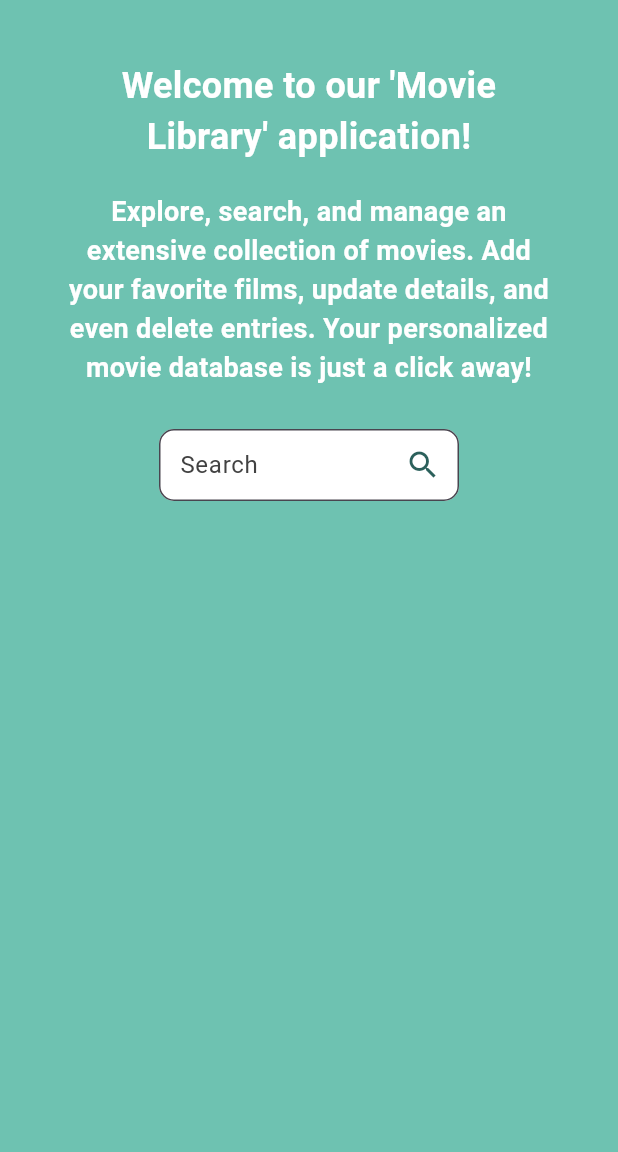
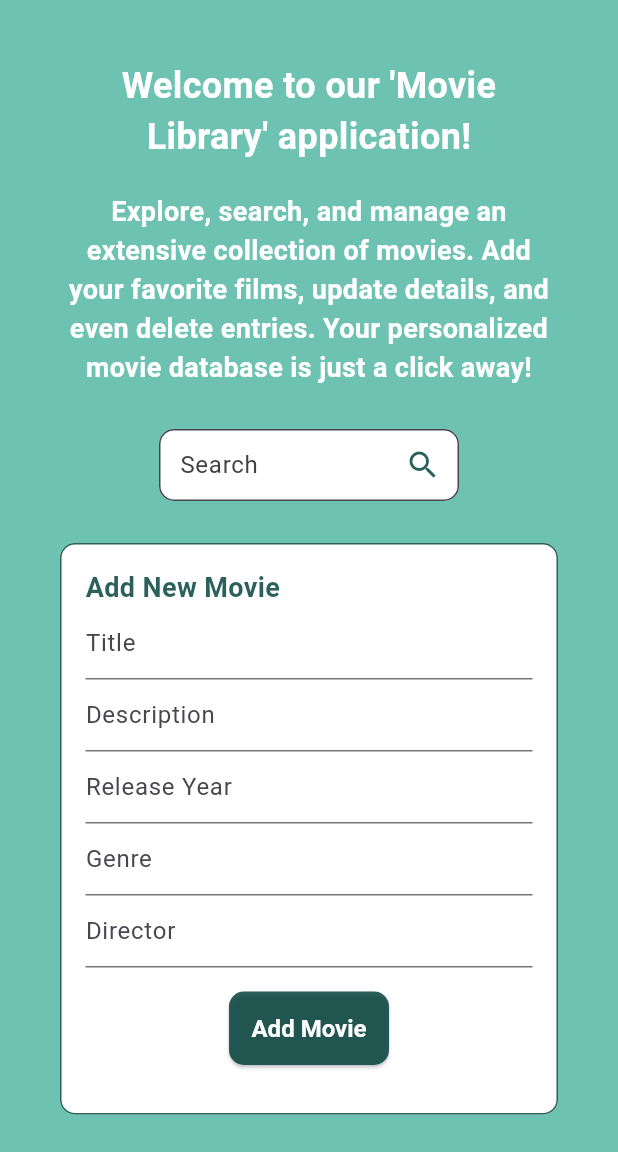
Before and after one commit to hasanBafuleh/Movies-Library-App, a Flutter app: the screen it shows after launch, on a phone screen of 412 x 824 dp, the part 84-1236 px from its top. Run offline on Flutter 3.47's test engine with Material 3 defaults, Android fonts, the phone set to English and light mode, and no system bars.

Commit message:
Added the Basic Forum

```diff
--- a/movies_library_app/lib/main.dart
+++ b/movies_library_app/lib/main.dart
@@ -1,6 +1,8 @@
-// ignore_for_file: prefer_const_constructors, prefer_const_literals_to_create_immutables
+// ignore_for_file: prefer_const_constructors, prefer_const_literals_to_create_immutables, avoid_print
 
 import 'package:flutter/material.dart';
+// ignore: unused_import
+import 'package:http/http.dart' as http;
 
 void main() {
   runApp(MyApp());
@@ -8,6 +10,30 @@
 
 class MyApp extends StatelessWidget {
   const MyApp({super.key});
+
+  // This widget is the root of your application.
+  @override
+  Widget build(BuildContext context) {
+    return MaterialApp(
+      title: 'Flutter Demo',
+      home: const MyHomePage(),
+    );
+  }
+}
+
+class MyHomePage extends StatefulWidget {
+  const MyHomePage({super.key});
+
+  @override
+  State<MyHomePage> createState() => _MyHomePageState();
+}
+
+class _MyHomePageState extends State<MyHomePage> {
+  show() async {
+    var response = await http.get(Uri.parse("http://localhost:3000/movies"));
+    print('Response status: ${response.statusCode}');
+    print('Response body: ${response.body}');
+  }
 
   @override
   Widget build(BuildContext context) {
@@ -21,7 +47,8 @@
           ),
         ),
         backgroundColor: Color.fromRGBO(110, 194, 177, 1),
-        body: Center(
+        body: SingleChildScrollView(
+          child: Center(
             child: Container(
               padding: EdgeInsets.all(40),
               margin: EdgeInsets.only(bottom: 20),
@@ -76,7 +103,100 @@
                       ),
                     ),
                   ),
+                  SizedBox(height: 20),
+                  Container(
+                    padding: EdgeInsets.all(16),
+                    decoration: BoxDecoration(
+                      color: Colors.white,
+                      borderRadius: BorderRadius.circular(10),
+                      border: Border.all(
+                        color: Color.fromRGBO(4, 66, 61, 0.843),
+                      ),
+                    ),
+                    child: Form(
+                      child: Column(
+                        crossAxisAlignment: CrossAxisAlignment.start,
+                        children: <Widget>[
+                          Text(
+                            "Add New Movie",
+                            style: TextStyle(
+                              color: Color.fromRGBO(4, 66, 61, 0.843),
+                              fontSize: 18,
+                              fontWeight: FontWeight.bold,
+                            ),
+                          ),
+                          TextFormField(
+                            decoration: const InputDecoration(
+                              hintText: 'Title',
+                            ),
+                            validator: (String? value) {
+                              if (value == null || value.isEmpty) {
+                                return 'Please enter some text';
+                              }
+                              return null;
+                            },
+                          ),
+                          TextFormField(
+                            decoration: const InputDecoration(
+                              hintText: 'Description',
+                            ),
+                          ),
+                          TextFormField(
+                            decoration: const InputDecoration(
+                              hintText: 'Release Year',
+                            ),
+                            validator: (String? value) {
+                              return null;
+                            },
+                          ),
+                          TextFormField(
+                            decoration: const InputDecoration(
+                              hintText: 'Genre',
+                            ),
+                            validator: (String? value) {
+                              return null;
+                            },
+                          ),
+                          TextFormField(
+                            decoration: const InputDecoration(
+                              hintText: 'Director',
+                            ),
+                            validator: (String? value) {
+                              return null;
+                            },
+                          ),
+                          Center(
+                            child: Padding(
+                              padding:
+                                  const EdgeInsets.symmetric(vertical: 16.0),
+                              child: ElevatedButton(
+                                onPressed: () {
+                                  show();
+                                  // Logic here
+                                },
+                                style: ElevatedButton.styleFrom(
+                                  backgroundColor:
+                                      Color.fromRGBO(4, 66, 61, 0.843),
+                                  foregroundColor: Colors.white,
+                                  padding: EdgeInsets.all(15),
+                                  textStyle: TextStyle(
+                                    fontSize: 16,
+                                    fontWeight: FontWeight.bold,
+                                  ),
+                                  shape: RoundedRectangleBorder(
+                                    borderRadius: BorderRadius.circular(10),
+                                  ),
+                                ),
+                                child: Text('Add Movie'),
+                              ),
+                            ),
+                          ),
                         ],
+                      ),
+                    ),
+                  ),
+                ],
+              ),
             ),
           ),
         ),
--- a/movies_library_app/pubspec.yaml
+++ b/movies_library_app/pubspec.yaml
@@ -35,6 +35,7 @@ dependencies:
   # The following adds the Cupertino Icons font to your application.
   # Use with the CupertinoIcons class for iOS style icons.
   cupertino_icons: ^1.0.2
+  http: ^1.1.2
 
 dev_dependencies:
   flutter_test:
```
Also changed, not shown: movies_library_app/pubspec.lock, 2 other files. Lines whose indentation alone changed are shown as unchanged.
